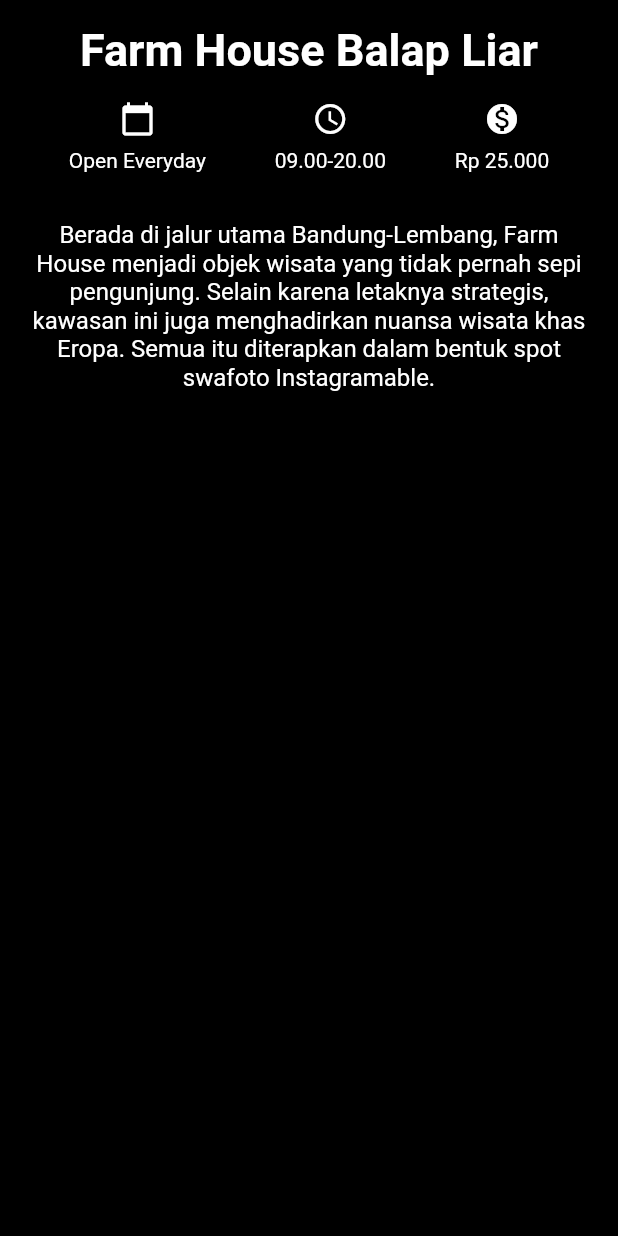
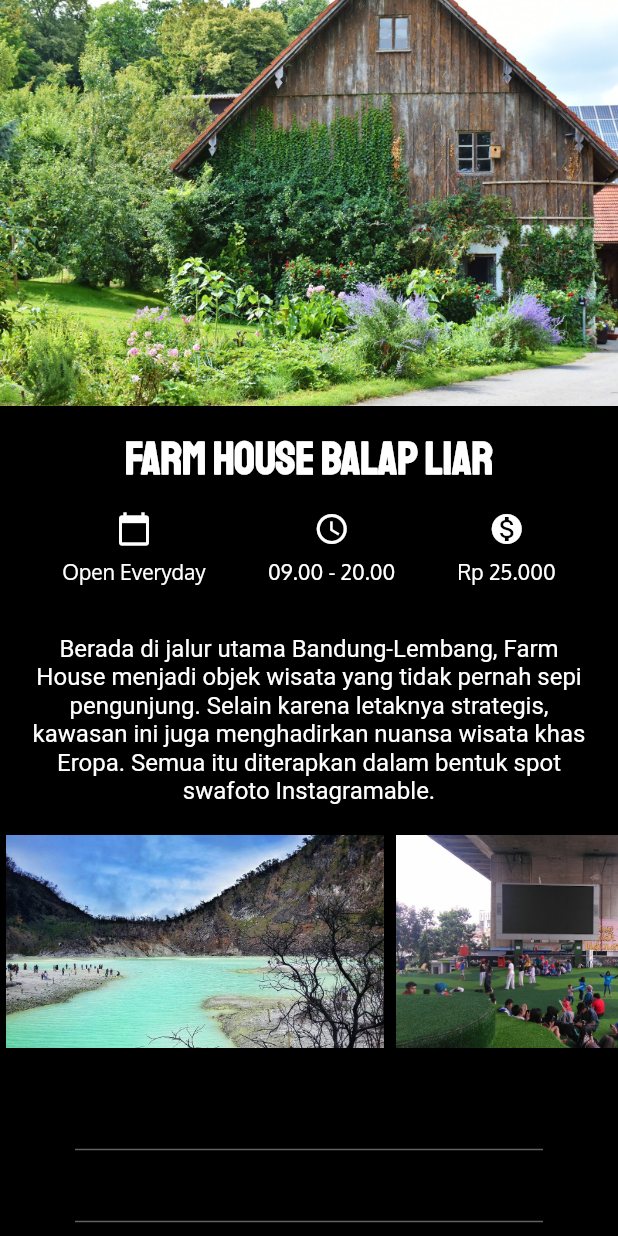
Before and after one commit to Rialga/flutter_dicoding1, a Flutter app: the screen it shows after launch, on a phone screen of 412 x 824 dp. Run offline on Flutter 3.47's test engine with Material 2 defaults, Android fonts, the phone set to English and light mode, and no system bars.

Commit message:
code_lab_2

```diff
--- a/lib/homePage.dart
+++ b/lib/homePage.dart
@@ -1,10 +1,22 @@
 import 'package:flutter/material.dart';
+
+// ignore: unused_element
+String _email = '';
+// ignore: unused_element
+String _password = '';
+
+var informationTextStyle = TextStyle(
+  fontFamily: 'Oxygen',
+);
 
 class HomePage extends StatelessWidget {
   Widget build(BuildContext context) {
     return Column(
       crossAxisAlignment: CrossAxisAlignment.stretch,
       children: <Widget>[
+        //Image Di Atas
+        Image.asset('assets/images/farm-house.jpg'),
+
         //TULISAN FARM HOUSE RIALGA
         Container(
           margin: EdgeInsets.only(top: 16.0),
@@ -14,6 +26,7 @@ class HomePage extends StatelessWidget {
             style: TextStyle(
               fontSize: 30.0,
               fontWeight: FontWeight.bold,
+              fontFamily: 'Staatliches',
             ),
           ),
         ),
@@ -28,21 +41,30 @@ class HomePage extends StatelessWidget {
                 children: <Widget>[
                   Icon(Icons.calendar_today),
                   SizedBox(height: 8.0),
-                  Text('Open Everyday'),
+                  Text(
+                    'Open Everyday',
+                    style: informationTextStyle,
+                  ),
                 ],
               ),
               Column(
                 children: <Widget>[
                   Icon(Icons.access_time),
                   SizedBox(height: 8.0),
-                  Text('09.00-20.00'),
+                  Text(
+                    '09.00 - 20.00',
+                    style: informationTextStyle,
+                  ),
                 ],
               ),
               Column(
                 children: <Widget>[
                   Icon(Icons.monetization_on),
                   SizedBox(height: 8.0),
-                  Text('Rp 25.000'),
+                  Text(
+                    'Rp 25.000',
+                    style: informationTextStyle,
+                  ),
                 ],
               )
             ],
@@ -58,7 +80,80 @@ class HomePage extends StatelessWidget {
             style: TextStyle(fontSize: 16.0),
           ),
         ),
+
+        //IMAGE Slide
+        Container(
+          height: 150,
+          child: ListView(
+            scrollDirection: Axis.horizontal,
+            children: <Widget>[
+              Padding(
+                padding: const EdgeInsets.all(4.0),
+                child: Image.asset('assets/images/kawah-putih.jpg'),
+              ),
+              Padding(
+                padding: const EdgeInsets.all(4.0),
+                child: Image.asset('assets/images/taman-film.jpg'),
+              ),
+              Padding(
+                padding: const EdgeInsets.all(4.0),
+                child: Image.asset('assets/images/code.png'),
+              ),
+              Padding(
+                padding: const EdgeInsets.all(4.0),
+                child: Image.asset('assets/images/ranca-upas.jpg'),
+              ),
+            ],
+          ),
+        ),
+
+        // Text Field
+        Container(
+            padding: EdgeInsets.only(left: 50, right: 50, bottom: 50, top: 16),
+            child: Column(
+              children: [
+                TextField(
+                  onChanged: (String value) {
+                    setState(() {
+                      _email = value;
+                    });
+                  },
+                ),
+                TextField(
+                  onChanged: (String value) {
+                    setState(() {
+                      _email = value;
+                    });
+                  },
+                ),
+              ],
+            )),
+
+        // Button
+        Container(
+          padding: EdgeInsets.only(left: 100, right: 100),
+          // ignore: deprecated_member_use
+          child: FlatButton(
+            shape:
+                RoundedRectangleBorder(borderRadius: BorderRadius.circular(50)),
+            color: Colors.red,
+            textColor: Colors.white,
+            disabledColor: Colors.grey,
+            disabledTextColor: Colors.black,
+            padding: EdgeInsets.all(8.0),
+            splashColor: Colors.blueAccent,
+            onPressed: () {
+              // Aksi ketika button diklik
+            },
+            child: Text(
+              'Flat Button',
+              style: TextStyle(fontSize: 20.0),
+            ),
+          ),
+        )
       ],
     );
   }
+
+  void setState(Null Function() param0) {}
 }
--- a/lib/main.dart
+++ b/lib/main.dart
@@ -12,7 +12,7 @@ class MyApp extends StatelessWidget {
       theme: ThemeData.dark(),
       home: Scaffold(
         backgroundColor: Colors.black,
-        body: HomePage(),
+        body: SingleChildScrollView(child: HomePage()),
       ),
     );
   }
```
Also changed, not shown: pubspec.yaml (+10 -32 lines), assets/fonts/Oxygen-Regular.ttf (added), assets/fonts/Staatliches-Regular.ttf (added), assets/images/bosscha.jpg (added), assets/images/code.png (added), assets/images/farm-house.jpg (added), assets/images/floating-market.png (added), assets/images/jalan-asia-afrika.jpg (added), assets/images/kawah-putih.jpg (added), assets/images/museum-geologi.jpg (added), assets/images/ranca-upas.jpg (added), assets/images/stone-garden.jpg (added), assets/images/taman-film.jpg (added).
